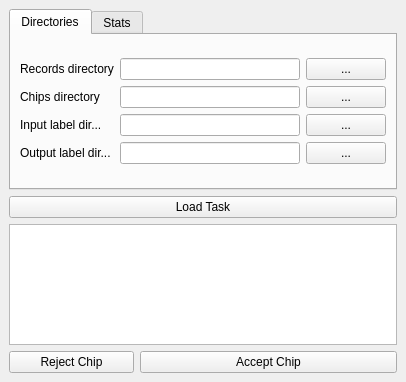
The window that chippy_checker_editor_dockwidget_base.ui (developmentseed/chippy-checker-editor) describes before a commit, drawn with Qt 5.
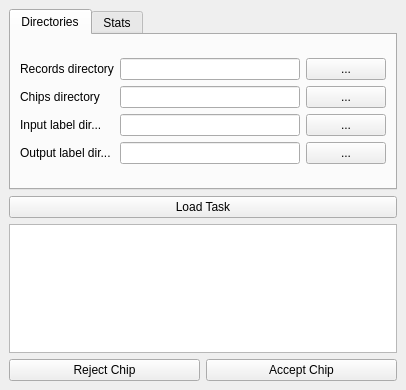
The same window after the commit. The open tabs and pages were chosen to show the change.

Commit message: Validate input folders

What changed in the file:
```diff
--- a/chippy_checker_editor_dockwidget_base.ui
+++ b/chippy_checker_editor_dockwidget_base.ui
@@ -7,7 +7,7 @@
     <x>0</x>
     <y>0</y>
     <width>406</width>
-    <height>382</height>
+    <height>390</height>
    </rect>
   </property>
   <property name="sizePolicy">
@@ -19,7 +19,7 @@
   <property name="minimumSize">
    <size>
     <width>406</width>
-    <height>382</height>
+    <height>390</height>
    </size>
   </property>
   <property name="windowTitle">
@@ -27,10 +27,13 @@
   </property>
   <widget class="QWidget" name="dockWidgetContents">
    <layout class="QGridLayout" name="gridLayout">
-    <item row="8" column="1" colspan="2">
-     <widget class="QPushButton" name="pushButton_AcceptChip">
+    <item row="7" column="0" colspan="3">
+     <widget class="QTextEdit" name="textEdit_CommentBox"/>
+    </item>
+    <item row="5" column="0" colspan="3">
+     <widget class="QPushButton" name="pushButton_LoadTask">
       <property name="text">
-       <string>Accept Chip</string>
+       <string>Load Task</string>
       </property>
      </widget>
     </item>
@@ -185,22 +188,23 @@
       </widget>
      </widget>
     </item>
-    <item row="8" column="0">
+    <item row="8" column="0" rowspan="2" colspan="3">
+     <layout class="QGridLayout" name="gridLayout_3">
+      <item row="0" column="0">
      <widget class="QPushButton" name="pushButton_RejectChip">
       <property name="text">
        <string>Reject Chip</string>
       </property>
      </widget>
     </item>
-    <item row="5" column="0" colspan="3">
-     <widget class="QPushButton" name="pushButton_LoadTask">
+      <item row="0" column="1">
+       <widget class="QPushButton" name="pushButton_AcceptChip">
       <property name="text">
-       <string>Load Task</string>
+         <string>Accept Chip</string>
       </property>
      </widget>
     </item>
-    <item row="7" column="0" colspan="3">
-     <widget class="QTextEdit" name="textEdit_CommentBox"/>
+     </layout>
     </item>
    </layout>
   </widget>
```
Left out of the diff: 2 changed lines with no effect on the pictures. Lines whose indentation alone changed are shown as unchanged. The commit also changes 2 other files.
